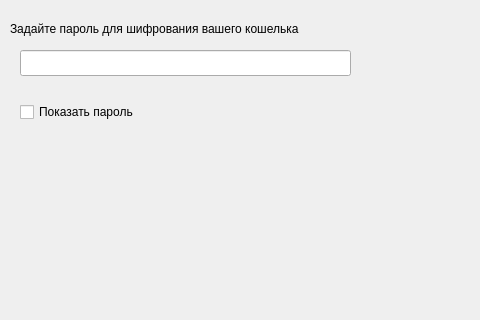
This is ui/firstrun_form.ui in gberdyshev/simple-bitcoin-wallet as Qt 5 draws it before an edit; both pictures show x 0 to 480 and y 0 to 320 of the 666 by 441 pixel window. The edited form follows.
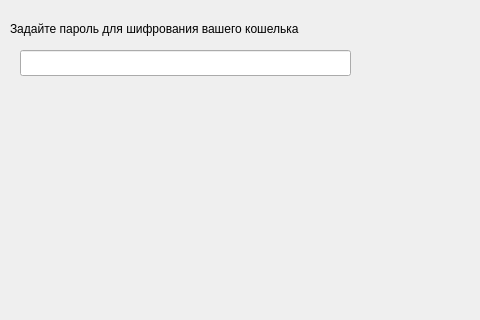
This is the edited form. The open tabs and pages were chosen to show the change.

The edit to the form file:
```diff
--- a/ui/firstrun_form.ui
+++ b/ui/firstrun_form.ui
@@ -437,19 +437,6 @@
        <enum>QLineEdit::Password</enum>
       </property>
      </widget>
-     <widget class="QCheckBox" name="show_password">
-      <property name="geometry">
-       <rect>
-        <x>20</x>
-        <y>90</y>
-        <width>161</width>
-        <height>24</height>
-       </rect>
-      </property>
-      <property name="text">
-       <string>Показать пароль</string>
-      </property>
-     </widget>
      <widget class="QPushButton" name="confirm">
       <property name="geometry">
        <rect>
```
Left out of the diff: 4 changed lines with no effect on the pictures.
